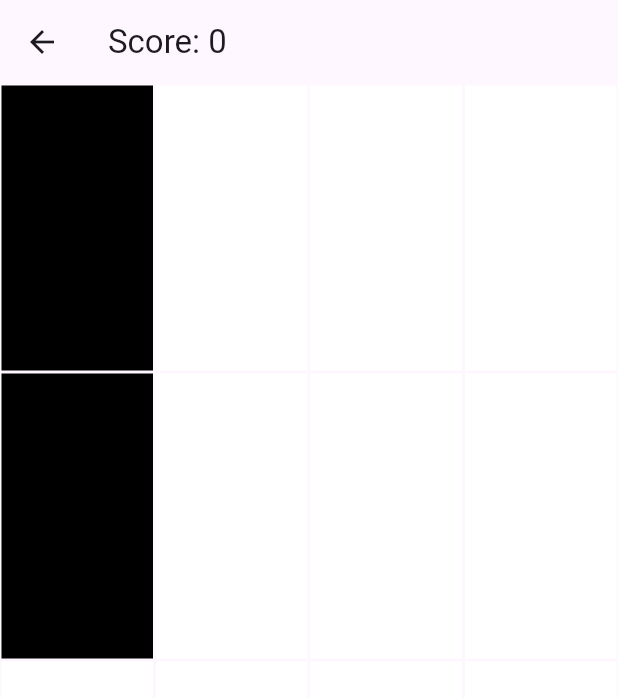
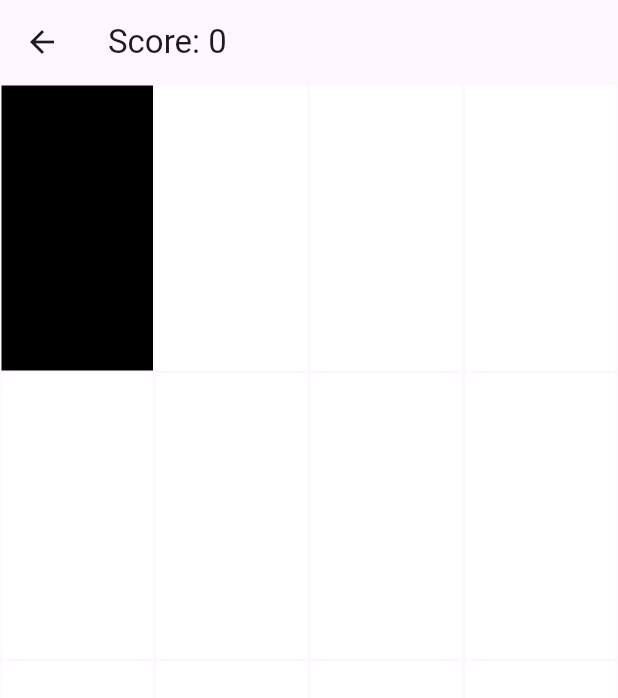
Before and after one commit to laurabondor/WhiteTile, a Flutter app: the screen it shows after launch, after a tap on "New Game", on a phone screen of 412 x 824 dp. Shown: the top 698 px of the screen. Run offline on Flutter 3.47's test engine with Material 3 defaults, Android fonts, the phone set to English and light mode, and no system bars; our stand-ins replace audioplayers, share, shared_preferences.

Commit message:
small fix

```diff
--- a/game_white_tile/lib/game_screen.dart
+++ b/game_white_tile/lib/game_screen.dart
@@ -6,18 +6,21 @@ import 'package:share/share.dart';
 import 'tile_widget.dart';
 
 class GameScreen extends StatefulWidget {
+  const GameScreen({super.key});
+
   @override
   _GameScreenState createState() => _GameScreenState();
 }
 
 class _GameScreenState extends State<GameScreen> {
   static const int gridSize = 4;
-  static const int initialSpeed = 500;
+  static const int initialSpeed = 750;
   final AudioPlayer _audioPlayer = AudioPlayer();
   List<List<bool>> grid = List.generate(gridSize, (_) => List.generate(gridSize, (_) => false));
   int score = 0;
   int speed = initialSpeed;
   bool gameOver = false;
+  bool restartRequested = false;
 
   @override
   void initState() {
@@ -30,22 +33,25 @@ class _GameScreenState extends State<GameScreen> {
       score = 0;
       speed = initialSpeed;
       gameOver = false;
+      restartRequested = false;
       grid = List.generate(gridSize, (_) => List.generate(gridSize, (_) => false));
     });
     gameLoop();
   }
 
   void gameLoop() async {
-    while (!gameOver) {
+    while (!gameOver && !restartRequested) {
       await Future.delayed(Duration(milliseconds: speed));
-      if (!gameOver) {
+      if (!gameOver && !restartRequested) {
         moveTilesDown();
         checkForGameOver();
         increaseSpeed();
       }
     }
-    saveHighScore();
-    showGameOverDialog();
+    if (!restartRequested) {
+      saveHighScore();
+      showGameOverDialog();
+    }
   }
 
   void moveTilesDown() {
@@ -85,8 +91,9 @@ class _GameScreenState extends State<GameScreen> {
     } else {
       setState(() {
         gameOver = true;
-        showGameOverDialog();
       });
+      saveHighScore();
+      showGameOverDialog();
     }
   }
 
@@ -112,7 +119,7 @@ class _GameScreenState extends State<GameScreen> {
       barrierDismissible: false,
       builder: (BuildContext context) {
         return AlertDialog(
-          title: Text('Game Over'),
+          title: const Text('Game Over'),
           content: Text('Your score: $score'),
           actions: [
             TextButton(
@@ -120,18 +127,18 @@ class _GameScreenState extends State<GameScreen> {
                 Navigator.of(context).pop();
                 startGame();
               },
-              child: Text('Restart'),
+              child: const Text('Restart'),
             ),
             TextButton(
               onPressed: shareScore,
-              child: Text('Share Score'),
+              child: const Text('Share Score'),
             ),
             TextButton(
               onPressed: () {
                 Navigator.of(context).pop();
                 Navigator.of(context).pushReplacementNamed('/');
               },
-              child: Text('Back to Menu'),
+              child: const Text('Back to Menu'),
             ),
           ],
         );
--- a/game_white_tile/lib/main.dart
+++ b/game_white_tile/lib/main.dart
@@ -4,10 +4,12 @@ import 'game_screen.dart';
 import 'high_scores_screen.dart';
 
 void main() {
-  runApp(MyApp());
+  runApp(const MyApp());
 }
 
 class MyApp extends StatelessWidget {
+  const MyApp({super.key});
+
   @override
   Widget build(BuildContext context) {
     return MaterialApp(
@@ -17,9 +19,9 @@ class MyApp extends StatelessWidget {
       ),
       initialRoute: '/',
       routes: {
-        '/': (context) => MenuScreen(),
-        '/game': (context) => GameScreen(),
-        '/high_scores': (context) => HighScoresScreen(),
+        '/': (context) => const MenuScreen(),
+        '/game': (context) => const GameScreen(),
+        '/high_scores': (context) => const HighScoresScreen(),
       },
     );
   }
--- a/game_white_tile/lib/menu_screen.dart
+++ b/game_white_tile/lib/menu_screen.dart
@@ -2,11 +2,13 @@ import 'package:flutter/material.dart';
 import 'high_scores_screen.dart';
 
 class MenuScreen extends StatelessWidget {
+  const MenuScreen({super.key});
+
   @override
   Widget build(BuildContext context) {
     return Scaffold(
       appBar: AppBar(
-        title: Text(
+        title: const Text(
           'White Tile Game',
           style: TextStyle(color: Colors.white),
         ),
@@ -23,20 +25,20 @@ class MenuScreen extends StatelessWidget {
           Column(
             mainAxisAlignment: MainAxisAlignment.center,
             children: [
-              Text(
+              const Text(
                 'Welcome to',
                 style: TextStyle(fontSize: 24, color: Colors.white),
               ),
-              Text(
+              const Text(
                 'White Tile Game',
                 style: TextStyle(fontSize: 24, fontWeight: FontWeight.bold, color: Colors.white),
               ),
-              SizedBox(height: 20),
+              const SizedBox(height: 20),
               ElevatedButton(
                 onPressed: () {
                   Navigator.pushNamed(context, '/game');
                 },
-                child: Text(
+                child: const Text(
                   'New Game',
                   style: TextStyle(color: Colors.black),
                 ),
@@ -45,10 +47,10 @@ class MenuScreen extends StatelessWidget {
                 onPressed: () {
                   Navigator.push(
                     context,
-                    MaterialPageRoute(builder: (context) => HighScoresScreen()),
+                    MaterialPageRoute(builder: (context) => const HighScoresScreen()),
                   );
                 },
-                child: Text(
+                child: const Text(
                   'High Scores',
                   style: TextStyle(color: Colors.black),
                 ),
--- a/game_white_tile/lib/tile_widget.dart
+++ b/game_white_tile/lib/tile_widget.dart
@@ -4,14 +4,14 @@ class TileWidget extends StatelessWidget {
   final bool isBlack;
   final VoidCallback onTap;
 
-  TileWidget({required this.isBlack, required this.onTap});
+  const TileWidget({super.key, required this.isBlack, required this.onTap});
 
   @override
   Widget build(BuildContext context) {
     return GestureDetector(
       onTap: onTap,
       child: Container(
-        margin: EdgeInsets.all(1.0),
+        margin: const EdgeInsets.all(1.0),
         color: isBlack ? Colors.black : Colors.white,
       ),
     );
--- a/game_white_tile/pubspec.yaml
+++ b/game_white_tile/pubspec.yaml
@@ -38,6 +38,7 @@ dependencies:
   audioplayers: ^6.0.0
   share: ^2.0.4
   shared_preferences: ^2.2.3
+  soundpool: ^2.4.1
 
 dev_dependencies:
   flutter_test:
```
Also changed, not shown: game_white_tile/lib/high_scores_screen.dart (+27 -12 lines), game_white_tile/pubspec.lock, 1 other file.
